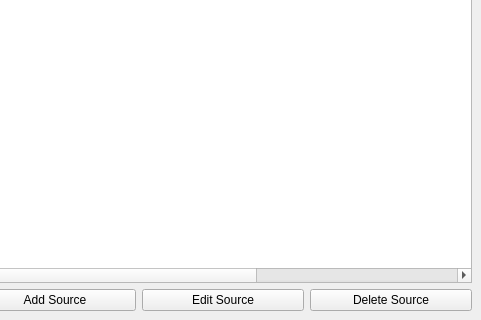
Above: main_window.ui from royalPanic/sourcemgmtengine before the change; both pictures show x 543 to 1024 and y 448 to 768 of the 1024 by 768 pixel window. Below: the same form after it.
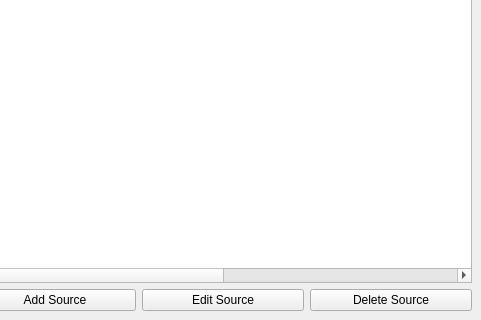
That is the form after the change.

Commit message: Add Neutral stance support and local media integration

The edit to the form file:
```diff
--- a/main_window.ui
+++ b/main_window.ui
@@ -178,6 +178,11 @@
             <string>Tags</string>
            </property>
           </column>
+          <column>
+           <property name="text">
+            <string>Media</string>
+           </property>
+          </column>
          </widget>
         </item>
         <item>
```
Left out of the diff: 5 changed lines with no effect on the pictures. The commit also changes 6 other files.
